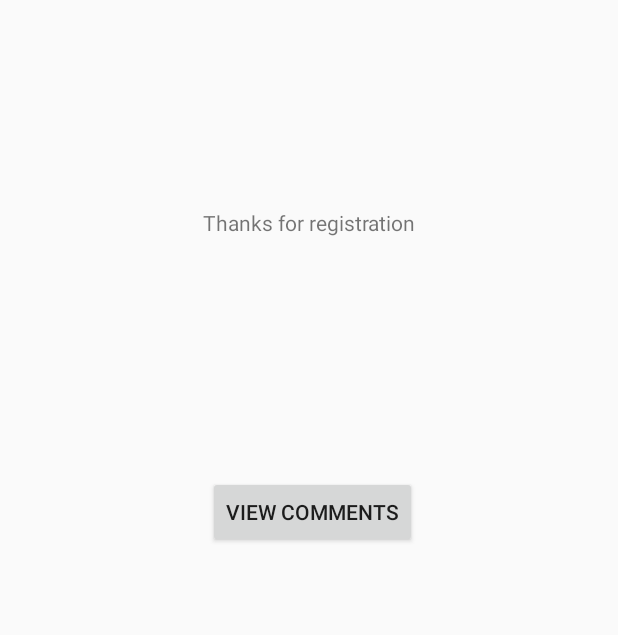
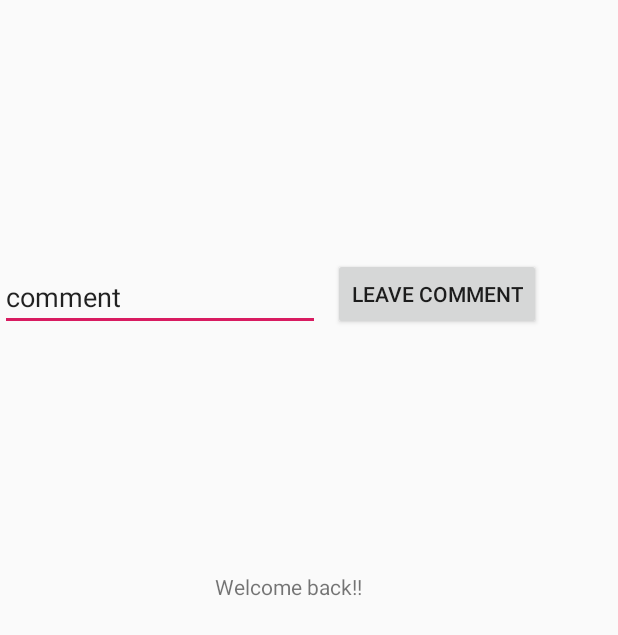
Before and after one commit to priyanka411/Android2-6, an Android app: the layout activity2thanks.xml on its own in the app's theme, with its tools: preview values and no code run, on a phone screen of 412 x 824 dp. Shown: the top 635 px of the screen. Run offline under Robolectric (Android 15) with nearby library versions, the phone set to English and light mode, and no system bars.

Commit message:
thanks page

```diff
--- a/Androidprojectgroup_26/app/src/main/java/com/example/androidprojectgroup_2_6/Activity2.java
+++ b/Androidprojectgroup_26/app/src/main/java/com/example/androidprojectgroup_2_6/Activity2.java
@@ -41,7 +41,7 @@ public class Activity2 extends AppCompatActivity {
 
     public void Activity3(){
 
-        Intent in2=new Intent(this, Activity3.class);
+        Intent in2=new Intent(this, Activity2thanks.class);
         startActivity(in2);
     }
 }
--- a/Androidprojectgroup_26/app/src/main/res/layout/activity2thanks.xml
+++ b/Androidprojectgroup_26/app/src/main/res/layout/activity2thanks.xml
@@ -3,28 +3,41 @@
     xmlns:app="http://schemas.android.com/apk/res-auto"
     xmlns:tools="http://schemas.android.com/tools"
     android:layout_width="match_parent"
-    android:layout_height="match_parent">
+    android:layout_height="match_parent"
+    tools:context=".Activity2thanks">
 
     <TextView
         android:id="@+id/textView4"
-        android:layout_width="wrap_content"
-        android:layout_height="30dp"
-        android:text="Thanks for registration"
+        android:layout_width="125dp"
+        android:layout_height="62dp"
+        android:text="Welcome back!!"
         app:layout_constraintBottom_toBottomOf="parent"
         app:layout_constraintEnd_toEndOf="parent"
+        app:layout_constraintHorizontal_bias="0.5"
+        app:layout_constraintStart_toStartOf="parent"
+        app:layout_constraintTop_toTopOf="parent" />
+
+    <Button
+        android:id="@+id/ac"
+        android:layout_width="wrap_content"
+        android:layout_height="wrap_content"
+        android:text="Leave comment"
+        app:layout_constraintBottom_toBottomOf="parent"
+        app:layout_constraintEnd_toEndOf="parent"
+        app:layout_constraintHorizontal_bias="0.811"
         app:layout_constraintStart_toStartOf="parent"
         app:layout_constraintTop_toTopOf="parent"
-        app:layout_constraintVertical_bias="0.175" />
+        app:layout_constraintVertical_bias="0.222" />
 
-    <Button
-        android:id="@+id/button"
+    <EditText
+        android:id="@+id/editText7"
         android:layout_width="wrap_content"
         android:layout_height="wrap_content"
-        android:text="View comments"
+        android:ems="10"
+        android:inputType="textPersonName"
+        android:text="comment"
         app:layout_constraintBottom_toBottomOf="parent"
-        app:layout_constraintEnd_toEndOf="parent"
-        app:layout_constraintHorizontal_bias="0.509"
-        app:layout_constraintStart_toStartOf="parent"
         app:layout_constraintTop_toTopOf="parent"
-        app:layout_constraintVertical_bias="0.409" />
+        app:layout_constraintVertical_bias="0.225"
+        tools:layout_editor_absoluteX="0dp" />
 </android.support.constraint.ConstraintLayout>
```
